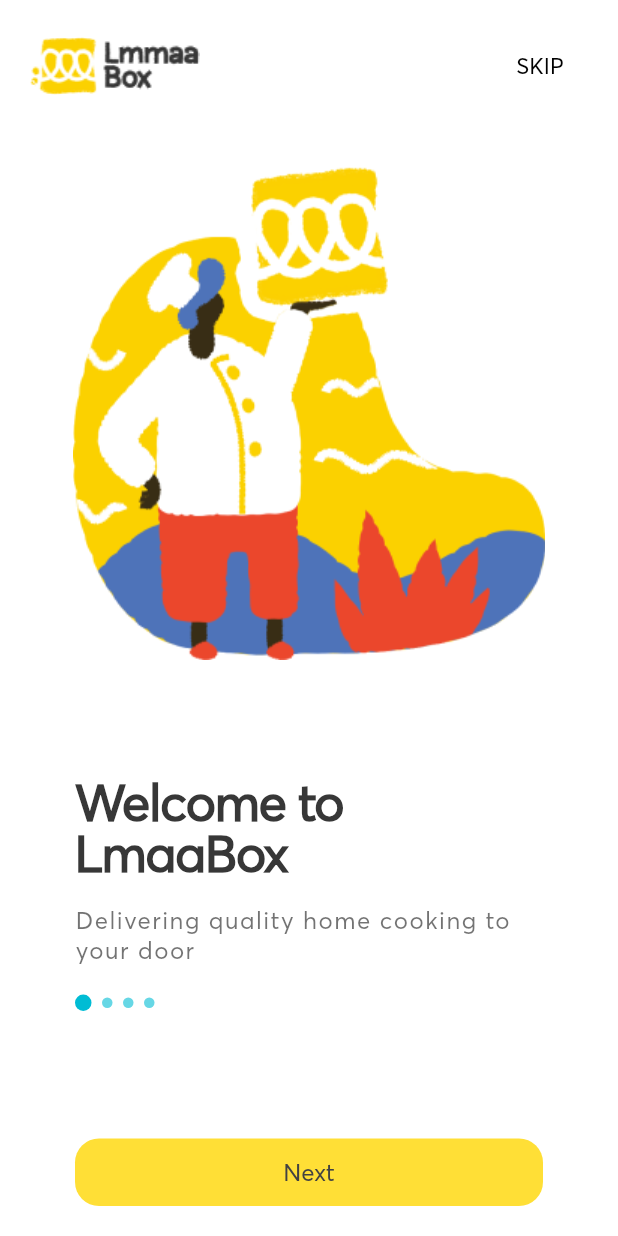
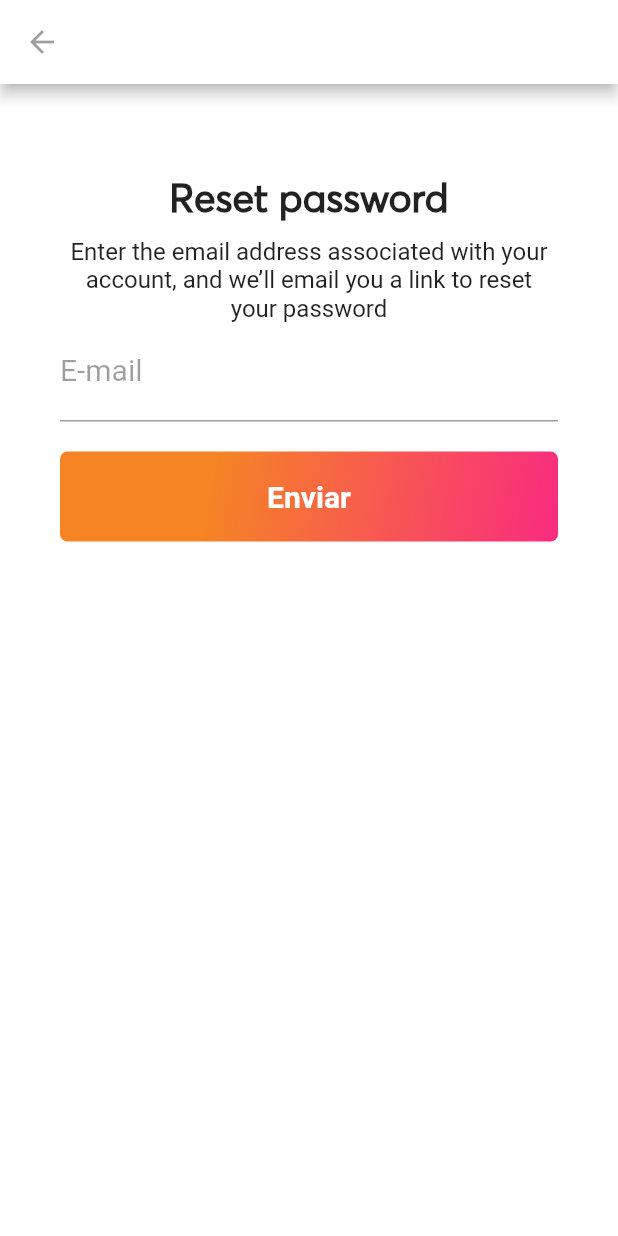
Before and after one commit to ilicina1/lmma_box, a Flutter app: the screen it shows after launch, on a phone screen of 412 x 824 dp. Run offline on Flutter 3.47's test engine with Material 2 defaults, Android fonts, the phone set to English and light mode, and no system bars; our stand-ins replace splashscreen; project files that could hold a hidden picture were left out.

Commit message:
Dodan osnovni layout

```diff
--- a/lib/main.dart
+++ b/lib/main.dart
@@ -2,12 +2,13 @@ import 'package:flutter/material.dart';
 import 'package:flutter/services.dart';
 import 'package:lmma_box/providers/screen_scroll.dart';
 import 'package:lmma_box/view/loading_screen/pages/splash_screen.dart';
+import 'package:lmma_box/view/signinscreens/pages/reset_password.dart';
 import 'package:provider/provider.dart';
 
 void main() {
   runApp(ChangeNotifierProvider(
     create: (context) => ScreenScrollProvider(0),
-    child: MyApp(),
+    child: (MaterialApp(home: ResetPasswordPage())),
   ));
   SystemChrome.setSystemUIOverlayStyle(
       SystemUiOverlayStyle(statusBarColor: Colors.white));
@@ -16,7 +17,8 @@ void main() {
 class MyApp extends StatelessWidget {
   @override
   Widget build(BuildContext context) {
-    return MaterialApp(
+    return ResetPasswordPage();
+    /* MaterialApp(
       debugShowCheckedModeBanner: false,
       title: 'LmmaBox',
       theme: ThemeData(
@@ -24,6 +26,6 @@ class MyApp extends StatelessWidget {
         primarySwatch: Colors.blue,
       ),
       home: SplashApp(),
-    );
+    );*/
   }
 }
--- /dev/null
+++ b/lib/view/signinscreens/pages/reset_password.dart
@@ -0,0 +1,113 @@
+import 'package:flutter/material.dart';
+
+class ResetPasswordPage extends StatelessWidget {
+  @override
+  Widget build(BuildContext context) {
+    return Scaffold(
+      appBar: AppBar(
+        backgroundColor: Colors.white,
+        automaticallyImplyLeading: true,
+        leading: IconButton(
+          icon: Icon(Icons.arrow_back),
+          color: Colors.black38,
+          onPressed: () => Navigator.pop(context, false),
+        ),
+      ),
+      body: Container(
+        padding: EdgeInsets.only(top: 60, left: 40, right: 40),
+        color: Colors.white,
+        child: ListView(
+          children: <Widget>[
+            Column(
+              mainAxisAlignment: MainAxisAlignment.spaceBetween,
+              children: <Widget>[
+                Container(
+                  child: Column(
+                    children: <Widget>[
+                      Text(
+                        "Reset password",
+                        style: TextStyle(
+                          fontSize: 26,
+                          fontWeight: FontWeight.w700,
+                          fontFamily: "Averta",
+                        ),
+                      ),
+                      SizedBox(
+                        height: 10,
+                      ),
+                      Text(
+                        "Enter the email address associated with your account, and we’ll email you a link to reset your password",
+                        style: TextStyle(
+                          fontSize: 16,
+                          fontWeight: FontWeight.w400,
+                        ),
+                        textAlign: TextAlign.center,
+                      )
+                    ],
+                  ),
+                ),
+                Container(
+                  width: double.infinity,
+                  child: Column(
+                    children: <Widget>[
+                      TextFormField(
+                        keyboardType: TextInputType.emailAddress,
+                        decoration: InputDecoration(
+                          labelText: "E-mail",
+                          labelStyle: TextStyle(
+                            color: Colors.black38,
+                            fontWeight: FontWeight.w400,
+                            fontSize: 20,
+                          ),
+                        ),
+                        style: TextStyle(fontSize: 20),
+                      ),
+                      SizedBox(
+                        height: 20,
+                      ),
+                      Container(
+                        height: 60,
+                        alignment: Alignment.centerLeft,
+                        decoration: BoxDecoration(
+                          gradient: LinearGradient(
+                            begin: Alignment.topLeft,
+                            end: Alignment.bottomRight,
+                            stops: [0.3, 1],
+                            colors: [
+                              Color(0xFFF58524),
+                              Color(0XFFF92B7F),
+                            ],
+                          ),
+                          borderRadius: BorderRadius.all(
+                            Radius.circular(5),
+                          ),
+                        ),
+                        child: SizedBox.expand(
+                          child: FlatButton(
+                            child: Text(
+                              "Enviar",
+                              style: TextStyle(
+                                fontWeight: FontWeight.bold,
+                                color: Colors.white,
+                                fontSize: 20,
+                              ),
+                              textAlign: TextAlign.center,
+                            ),
+                            onPressed: () {},
+                          ),
+                        ),
+                      ),
+                      SizedBox(
+                        height: 20,
+                      ),
+                    ],
+                  ),
+                )
+              ],
+            )
+          ],
+        ),
+      ),
+    );
+  }
+}
```
